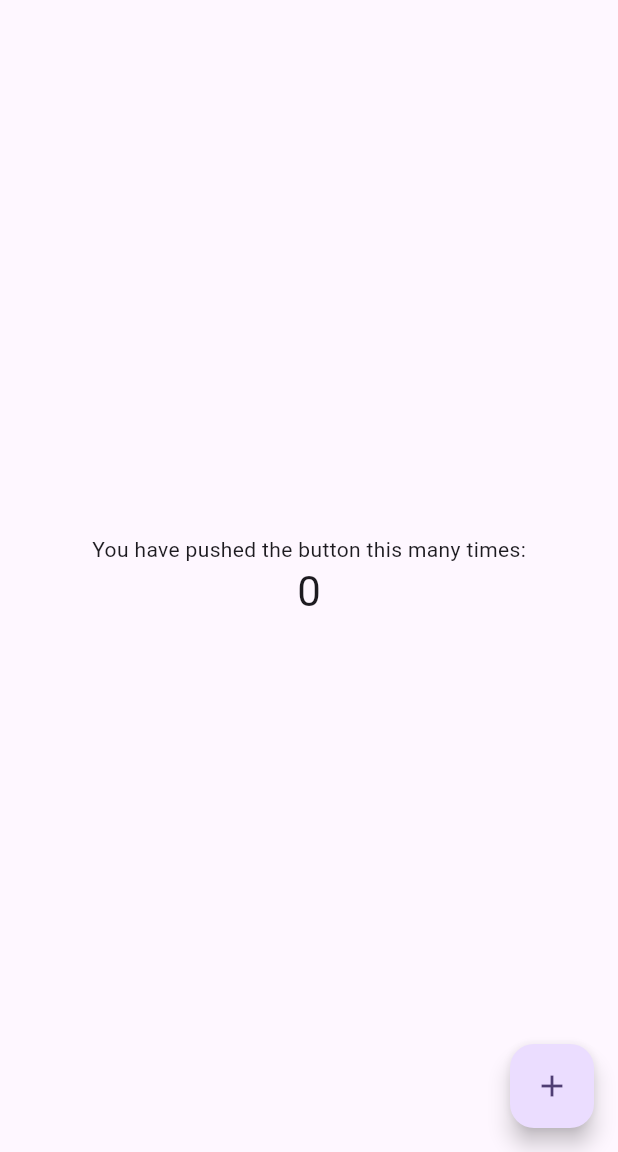
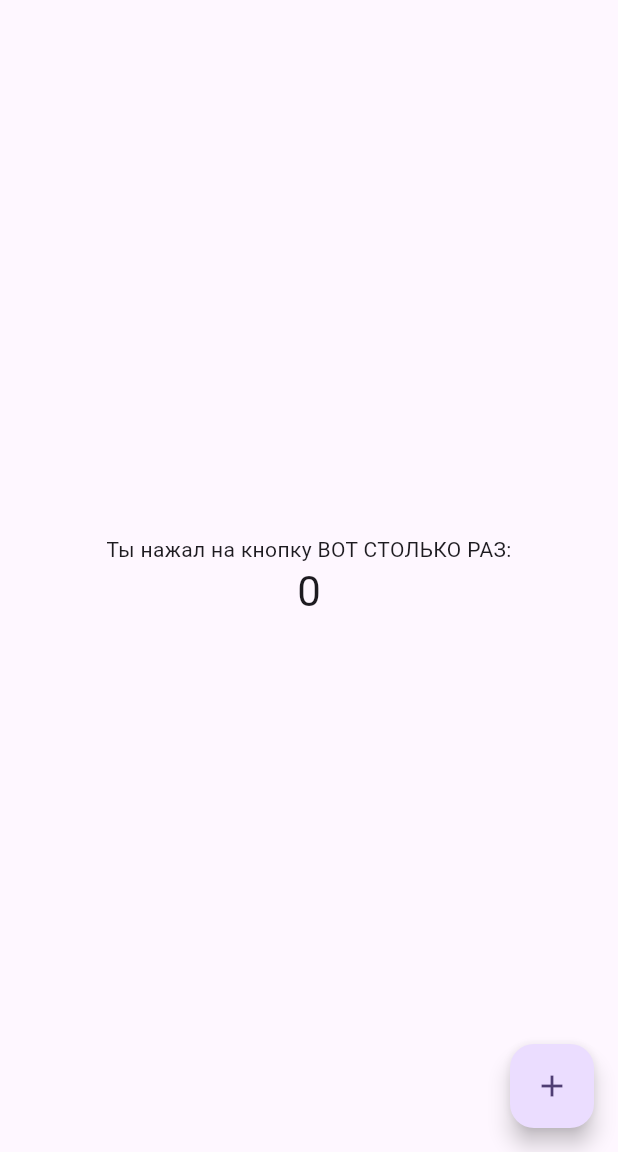
Before and after one commit to Ayanqq/flutter-project, a Flutter app: the screen it shows after launch, on a phone screen of 412 x 824 dp, the part 84-1236 px from its top. Run offline on Flutter 3.47's test engine with Material 3 defaults, Android fonts, the phone set to English and light mode, and no system bars.

Commit message:
fix: translated message to rus

```diff
--- a/lib/main.dart
+++ b/lib/main.dart
@@ -104,7 +104,7 @@ class _MyHomePageState extends State<MyHomePage> {
           // wireframe for each widget.
           mainAxisAlignment: MainAxisAlignment.center,
           children: <Widget>[
-            const Text('You have pushed the button this many times:'),
+            const Text('Ты нажал на кнопку ВОТ СТОЛЬКО РАЗ:'),
             Text(
               '$_counter',
               style: Theme.of(context).textTheme.headlineMedium,
```
